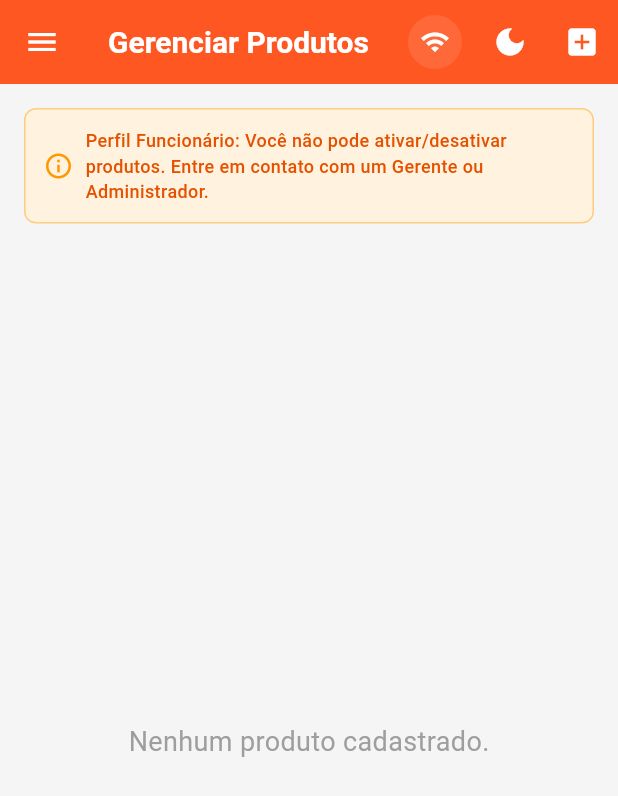
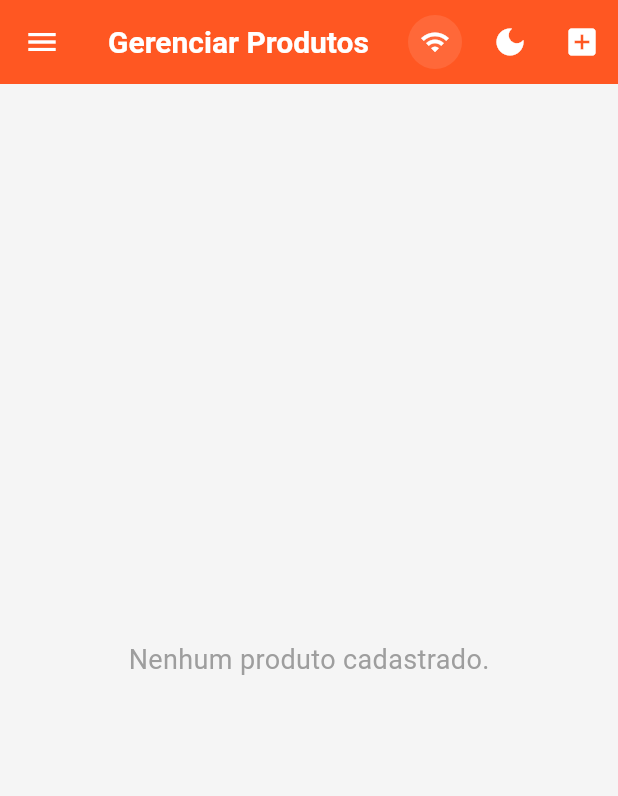
Before and after one commit to matias2032/Gestor-365-3.0, a Flutter app: the GerenciarProdutosScreen screen opened directly, on a phone screen of 412 x 824 dp. Shown: the top 796 px of the screen. Run offline on Flutter 3.47's test engine with Material 3 defaults, Android fonts, the phone set to English and light mode, and no system bars; our stand-ins replace connectivity_plus, file_picker, firebase_core, firebase_messaging, fl_chart, flutter_local_notifications and 6 more; missing offline and left inert: bcrypt; accounts and stored records are empty.

Commit message:
primeiro commit

```diff
--- a/lib/screens/gerenciar_produtos.dart
+++ b/lib/screens/gerenciar_produtos.dart
@@ -192,33 +192,33 @@ class _GerenciarProdutosScreenState extends State<GerenciarProdutosScreen> {
       body: Column(
         children: [
           // 🔥 NOVO: Aviso para funcionários (se não podem alterar status)
-          if (!_podeAlterarStatus())
-            Container(
-              width: double.infinity,
-              margin: const EdgeInsets.all(16),
-              padding: const EdgeInsets.all(12),
-              decoration: BoxDecoration(
-                color: Colors.orange.shade50,
-                borderRadius: BorderRadius.circular(8),
-                border: Border.all(color: Colors.orange.shade200),
-              ),
-              child: Row(
-                children: [
-                  const Icon(Icons.info_outline, color: Colors.orange, size: 20),
-                  const SizedBox(width: 8),
-                  Expanded(
-                    child: Text(
-                      'Perfil Funcionário: Você não pode ativar/desativar produtos. Entre em contato com um Gerente ou Administrador.',
-                      style: TextStyle(
-                        fontSize: 12,
-                        color: Colors.orange.shade900,
-                        fontWeight: FontWeight.w500,
-                      ),
-                    ),
-                  ),
-                ],
-              ),
-            ),
+          // if (!_podeAlterarStatus())
+          //   Container(
+          //     width: double.infinity,
+          //     margin: const EdgeInsets.all(16),
+          //     padding: const EdgeInsets.all(12),
+          //     decoration: BoxDecoration(
+          //       color: Colors.orange.shade50,
+          //       borderRadius: BorderRadius.circular(8),
+          //       border: Border.all(color: Colors.orange.shade200),
+          //     ),
+          //     child: Row(
+          //       children: [
+          //         const Icon(Icons.info_outline, color: Colors.orange, size: 20),
+          //         const SizedBox(width: 8),
+          //         Expanded(
+          //           child: Text(
+          //             'Perfil Funcionário: Você não pode ativar/desativar produtos. Entre em contato com um Gerente ou Administrador.',
+          //             style: TextStyle(
+          //               fontSize: 12,
+          //               color: Colors.orange.shade900,
+          //               fontWeight: FontWeight.w500,
+          //             ),
+          //           ),
+          //         ),
+          //       ],
+          //     ),
+          //   ),
 
           // Lista de produtos
           Expanded(
```
